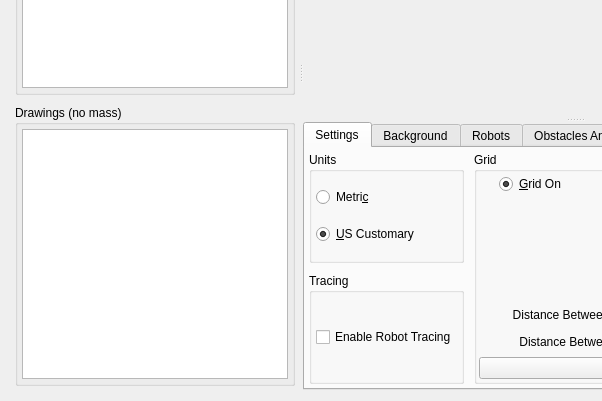
First picture: the form in forms/robosimwidget.ui, repository gucwakj/RoboSim, before the edit; both pictures show x 0 to 602 and y 258 to 659 of the 858 by 659 pixel window.
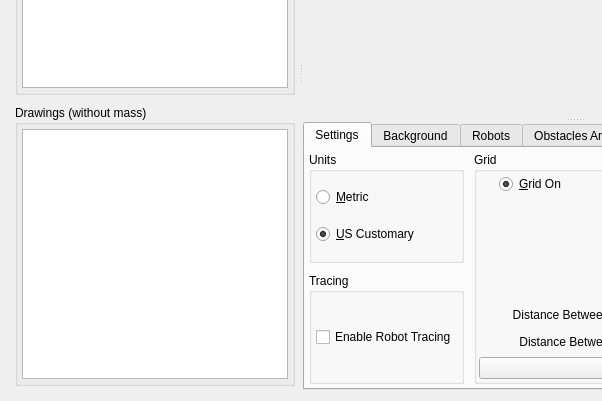
Second picture: the form after the edit. Custom widgets are drawn as their Qt base class.

Commit message: change drawings title

What changed in the file:
```diff
--- a/forms/robosimwidget.ui
+++ b/forms/robosimwidget.ui
@@ -300,7 +300,7 @@
            <rect>
             <x>0</x>
             <y>0</y>
-            <width>280</width>
+            <width>276</width>
             <height>585</height>
            </rect>
           </property>
@@ -438,7 +438,7 @@
               <string>Drawings for the Scene.  These do not interact with the robots.</string>
              </property>
              <property name="title">
-              <string>Drawings (no mass)</string>
+              <string>Drawings (without mass)</string>
              </property>
              <layout class="QVBoxLayout" name="verticalLayout_11">
               <property name="spacing">
@@ -674,7 +674,7 @@
                    <string>Use Metric Units</string>
                   </property>
                   <property name="text">
-                   <string>Metri&amp;c</string>
+                   <string>&amp;Metric</string>
                   </property>
                   <property name="checked">
                    <bool>false</bool>
```
Left out of the diff: 4 changed lines with no effect on the pictures.
